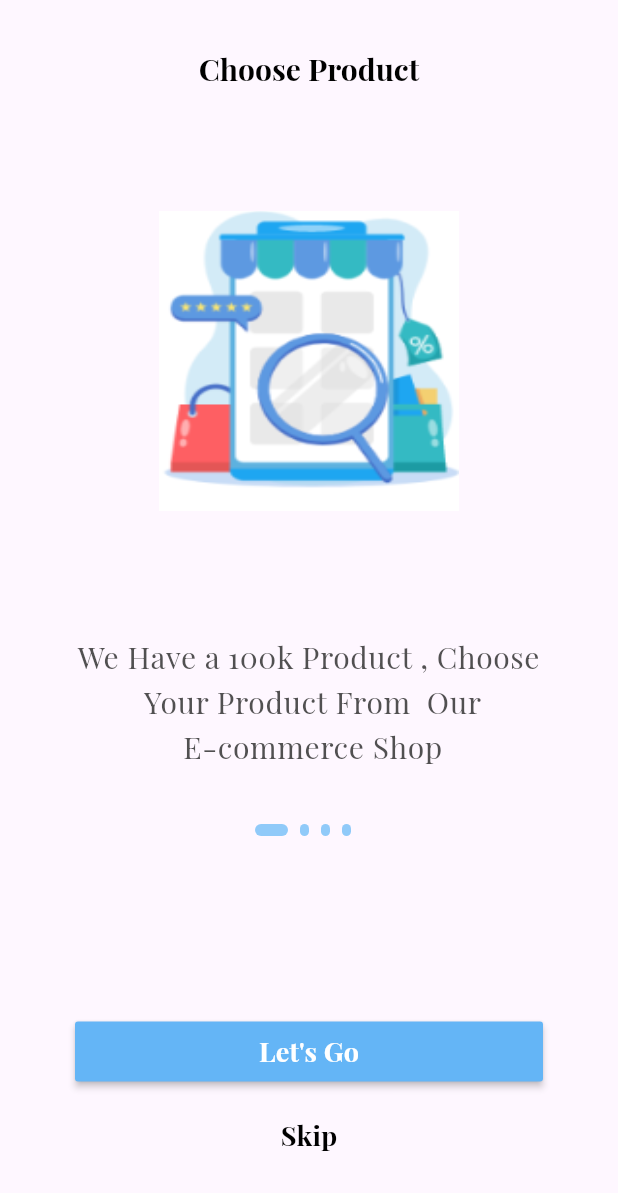
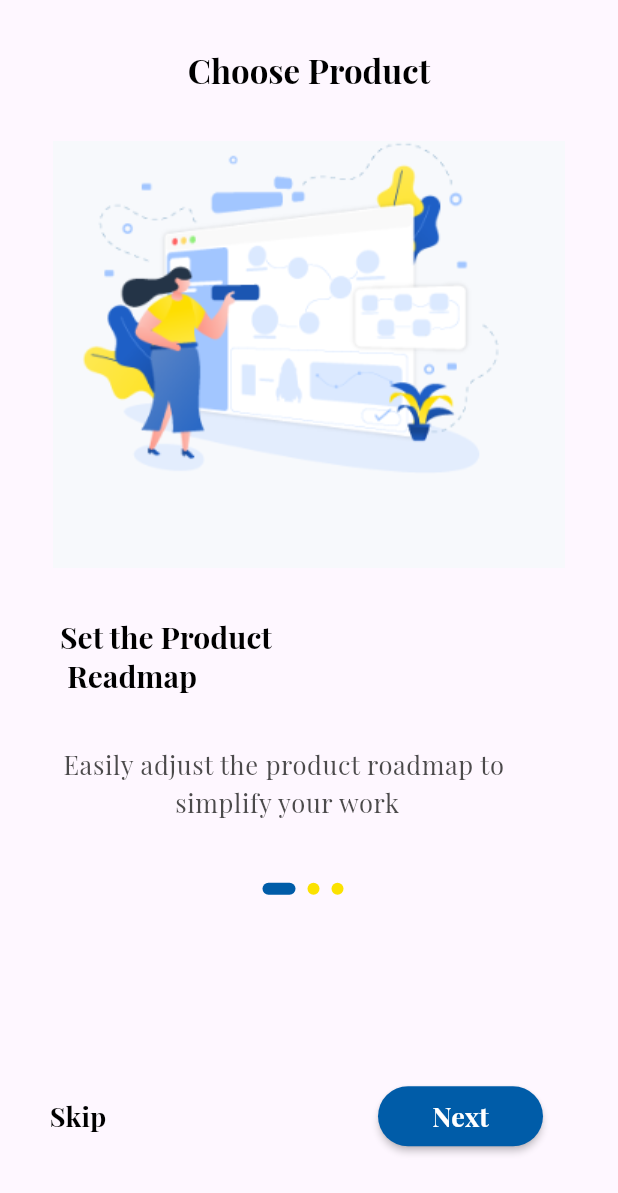
Before and after one commit to Mahmoudfahmy616572/e_commerce_app, a Flutter app: the screen it shows after launch, on a phone screen of 412 x 824 dp. Shown: the top 1193 px of the screen. Run offline on Flutter 3.47's test engine with Material 3 defaults, Android fonts, the phone set to English and light mode, and no system bars; our stand-ins replace get; project files that could hold a hidden picture were left out.

Commit message:
update onboarding screen

```diff
--- a/lib/controller/onboarding_controller.dart
+++ b/lib/controller/onboarding_controller.dart
@@ -20,6 +20,7 @@ class OnBoardingControllerImp extends OnboardingController {
     }
     pageController.animateToPage(currentPage,
         duration: const Duration(milliseconds: 700), curve: Curves.easeInOut);
+    update();
   }
 
   @override
--- a/lib/core/constants/app_colors.dart
+++ b/lib/core/constants/app_colors.dart
@@ -2,6 +2,7 @@ import 'package:flutter/material.dart';
 
 class AppColors {
   static Color black = Colors.black;
-  static Color grey = const Color.fromARGB(221, 54, 54, 54);
-  static Color primaryColor = const Color.fromARGB(255, 114, 192, 255);
+  static Color grey = const Color.fromARGB(221, 48, 47, 47);
+  static Color primaryColor = const Color.fromARGB(255, 0, 92, 168);
+  static Color secondaryColor = const Color.fromARGB(255, 251, 226, 0);
 }
--- a/lib/core/constants/image_assets.dart
+++ b/lib/core/constants/image_assets.dart
@@ -1,7 +1,6 @@
 class AppImageAssets {
   static String routeImage = "assets/images";
-  static String onboardingImageOne = "$routeImage/onboardingone.PNG";
-  static String onboardingImageTwo = "$routeImage/onboardingtwo.PNG";
-  static String onboardingImageThree = "$routeImage/onboardingthree.PNG";
-  static String onboardingImagefour = "$routeImage/onboardingfour.PNG";
+  static String onboardingImageOne = "$routeImage/first.png";
+  static String onboardingImageTwo = "$routeImage/second.png";
+  static String onboardingImageThree = "$routeImage/third.png";
 }
--- a/lib/data/datasource/static.dart
+++ b/lib/data/datasource/static.dart
@@ -4,22 +4,19 @@ import 'package:e_commerce_app/data/models/onboarding_model.dart';
 List<OnboardingModel> onboardingModel = [
   OnboardingModel(
       image: AppImageAssets.onboardingImageOne,
-      textBody:
-          "We Have a 100k Product , Choose \n Your Product From  Our \n E-commerce Shop",
+      headBody: "Set the Product \n Readmap",
+      textBody: "Easily adjust the product roadmap to \n simplify your work",
       titel: "Choose Product"),
   OnboardingModel(
       image: AppImageAssets.onboardingImageTwo,
       textBody:
-          "We Have a 100k Product , Choose \n Your Product From  Our \n E-commerce Shop",
-      titel: "Easy And Safe Paymnet"),
+          "Build your company's product development \n to get better easily",
+      titel: "Easy And Safe Paymnet",
+      headBody: 'Building Product \n Development'),
   OnboardingModel(
       image: AppImageAssets.onboardingImageThree,
       textBody:
-          "We Have a 100k Product , Choose \n Your Product From Our E-commerce Shop",
-      titel: "Track Your Order"),
-  OnboardingModel(
-      image: AppImageAssets.onboardingImagefour,
-      textBody:
-          "We Have a 100k Product , Choose \n Your Product From Our E-commerce Shop",
-      titel: "Fast Delivery"),
+          "After the company's product development\n is complete and ready to launch",
+      titel: "Track Your Order",
+      headBody: 'Product Lunch'),
 ];
--- a/lib/data/models/onboarding_model.dart
+++ b/lib/data/models/onboarding_model.dart
@@ -2,6 +2,10 @@ class OnboardingModel {
   final String image;
   final String textBody;
   final String titel;
+  final String headBody;
   OnboardingModel(
-      {required this.image, required this.textBody, required this.titel});
+      {required this.image,
+      required this.textBody,
+      required this.headBody,
+      required this.titel});
 }
--- a/lib/main.dart
+++ b/lib/main.dart
@@ -22,11 +22,15 @@ class MyApp extends StatelessWidget {
           fontFamily: "PlayfairDisplay",
           textTheme: TextTheme(
             headlineLarge: TextStyle(
+                fontSize: 22,
+                fontWeight: FontWeight.bold,
+                color: AppColors.black),
+            headlineMedium: TextStyle(
                 fontSize: 20,
                 fontWeight: FontWeight.bold,
                 color: AppColors.black),
             bodySmall:
-                TextStyle(fontSize: 20, color: AppColors.grey, height: 1.5),
+                TextStyle(fontSize: 17, color: AppColors.grey, height: 1.5),
           ),
           primarySwatch: Colors.blue),
       home: const Onboarding(),
--- a/lib/view/screens/onboarding.dart
+++ b/lib/view/screens/onboarding.dart
@@ -3,7 +3,6 @@ import 'package:flutter/material.dart';
 import '../widgets/onboarding/onboarding_button.dart';
 import '../widgets/onboarding/onboarding_controller_widget.dart';
 import '../widgets/onboarding/onboarding_page_view.dart';
-import '../widgets/onboarding/onboarding_text_button.dart';
 
 class Onboarding extends StatelessWidget {
   const Onboarding({super.key});
@@ -15,22 +14,18 @@ class Onboarding extends StatelessWidget {
           child: Column(
         children: [
           const Expanded(
-            flex: 2,
+            flex: 5,
             child: OnboardingPageview(),
           ),
           Expanded(
-            flex: 1,
+            flex: 2,
             child: Column(
               children: [
                 const OnboardingController(),
                 SizedBox(
                   height: MediaQuery.of(context).size.height * 0.15,
                 ),
-                const OnboardingButton(),
-                SizedBox(
-                  height: MediaQuery.of(context).size.height * 0.015,
-                ),
-                const OnboardingTextButton()
+                const OnboardingButton()
               ],
             ),
           )
--- a/lib/view/widgets/onboarding/onboarding_button.dart
+++ b/lib/view/widgets/onboarding/onboarding_button.dart
@@ -2,28 +2,85 @@ import 'package:e_commerce_app/controller/onboarding_controller.dart';
 import 'package:flutter/material.dart';
 import 'package:get/get.dart';
 
-class OnboardingButton extends GetView<OnBoardingControllerImp> {
+import '../../../core/constants/app_colors.dart';
+
+class OnboardingButton extends StatelessWidget {
   const OnboardingButton({
     super.key,
   });
 
   @override
   Widget build(BuildContext context) {
+    return GetBuilder<OnBoardingControllerImp>(
+      builder: (controller) {
+        if (controller.currentPage == 2) {
           return Container(
             height: 40,
             width: double.infinity,
             margin: const EdgeInsets.symmetric(horizontal: 50, vertical: 0),
             child: MaterialButton(
+              shape: RoundedRectangleBorder(
+                borderRadius: BorderRadius.circular(20),
+              ),
               textColor: Colors.white,
-        color: Colors.blue[300],
+              color: AppColors.primaryColor,
               onPressed: () {
                 controller.next();
               },
               child: const Text(
-          "Let's Go",
-          style: TextStyle(color: Colors.white,fontSize: 18,fontWeight:FontWeight.w700),
+                "Start",
+                style: TextStyle(
+                    color: Colors.white,
+                    fontSize: 18,
+                    fontWeight: FontWeight.w700),
               ),
             ),
           );
+        } else {
+          return Padding(
+            padding: const EdgeInsets.only(
+              left: 20,
+            ),
+            child: Row(
+              mainAxisAlignment: MainAxisAlignment.spaceBetween,
+              children: [
+                TextButton(
+                    onPressed: () {},
+                    child: const Text(
+                      "Skip",
+                      style: TextStyle(
+                          color: Colors.black,
+                          fontWeight: FontWeight.w700,
+                          fontSize: 18),
+                    )),
+                Container(
+                  height: 40,
+                  width: 110,
+                  margin:
+                      const EdgeInsets.symmetric(horizontal: 50, vertical: 0),
+                  child: MaterialButton(
+                    shape: RoundedRectangleBorder(
+                      borderRadius: BorderRadius.circular(20),
+                    ),
+                    textColor: Colors.white,
+                    color: AppColors.primaryColor,
+                    onPressed: () {
+                      controller.next();
+                    },
+                    child: const Text(
+                      "Next",
+                      style: TextStyle(
+                          color: Colors.white,
+                          fontSize: 18,
+                          fontWeight: FontWeight.w700),
+                    ),
+                  ),
+                ),
+              ],
+            ),
+          );
+        }
+      },
+    );
   }
 }
--- a/lib/view/widgets/onboarding/onboarding_controller_widget.dart
+++ b/lib/view/widgets/onboarding/onboarding_controller_widget.dart
@@ -1,3 +1,4 @@
+import 'package:e_commerce_app/core/constants/app_colors.dart';
 import 'package:flutter/material.dart';
 import 'package:get/get.dart';
 
@@ -21,11 +22,13 @@ class OnboardingController extends StatelessWidget {
                   (index) => AnimatedContainer(
                     margin: const EdgeInsets.only(right: 8),
                     height: 8,
-                    width: controller.currentPage == index ? 22 : 6,
+                    width: controller.currentPage == index ? 22 : 8,
                     duration: const Duration(milliseconds: 700),
                     decoration: BoxDecoration(
                         borderRadius: BorderRadius.circular(15),
-                        color: Colors.blue[200]),
+                        color: controller.currentPage == index
+                            ? AppColors.primaryColor
+                            : AppColors.secondaryColor),
                   ),
                 )
               ],
--- a/lib/view/widgets/onboarding/onboarding_page_view.dart
+++ b/lib/view/widgets/onboarding/onboarding_page_view.dart
@@ -26,21 +26,47 @@ class OnboardingPageview extends GetView<OnBoardingControllerImp> {
           Text(onboardingModel[index].titel,
               style: Theme.of(context).textTheme.headlineLarge),
           SizedBox(
-            height: MediaQuery.of(context).size.height * 0.1,
+            height: MediaQuery.of(context).size.height * 0.04,
           ),
           Image(
             image: AssetImage(onboardingModel[index].image),
-            height: 200,
-            width: 200,
+            // height: 200,
+            // width: 200,
             fit: BoxFit.fill,
           ),
           SizedBox(
-            height: MediaQuery.of(context).size.height * 0.1,
+            height: MediaQuery.of(context).size.height * 0.04,
           ),
-          Text(
-            onboardingModel[index].textBody,
-            style: Theme.of(context).textTheme.bodySmall,
-            textAlign: TextAlign.center,
+          Padding(
+            padding: const EdgeInsets.only(left: 40),
+            child: Column(
+              crossAxisAlignment: CrossAxisAlignment.start,
+              children: [
+                Row(
+                  mainAxisAlignment: MainAxisAlignment.start,
+                  children: [
+                    Text(
+                      onboardingModel[index].headBody,
+                      style: Theme.of(context).textTheme.headlineMedium,
+                      textAlign: TextAlign.start,
+                    ),
+                  ],
+                ),
+                SizedBox(
+                  height: MediaQuery.of(context).size.height * 0.04,
+                ),
+                Row(
+                  mainAxisAlignment: MainAxisAlignment.start,
+                  children: [
+                    Text(
+                      onboardingModel[index].textBody,
+                      style: Theme.of(context).textTheme.bodySmall,
+                      textAlign: TextAlign.center,
+                    ),
+                  ],
+                ),
+              ],
+            ),
           ),
         ],
       ),
--- a/lib/view/widgets/onboarding/onboarding_text_button.dart
+++ /dev/null
@@ -1,18 +0,0 @@
-import 'package:flutter/material.dart';
-
-class OnboardingTextButton extends StatelessWidget {
-  const OnboardingTextButton({
-    super.key,
-  });
-
-  @override
-  Widget build(BuildContext context) {
-    return TextButton(
-        onPressed: () {},
-        child: const Text(
-          "Skip",
-          style: TextStyle(
-              color: Colors.black, fontWeight: FontWeight.w700, fontSize: 18),
-        ));
-  }
-}
```
Also changed, not shown: assets/images/first.png, assets/images/onboardingfour.PNG (deleted), assets/images/onboardingone.PNG (deleted), assets/images/onboardingthree.PNG (deleted), assets/images/onboardingtwo.PNG (deleted). Lines whose indentation alone changed are shown as unchanged.
